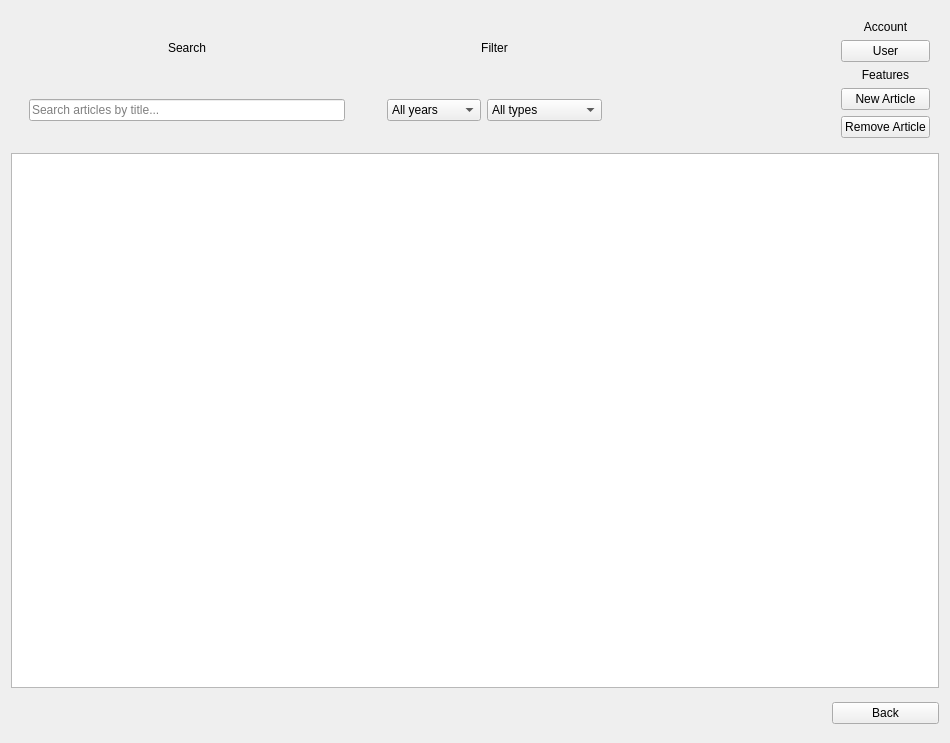
Above: src/components/widgets/article/articleform.ui from DamPhuQuy/Scientific-Article-Management before the change. Below: the same form after it.
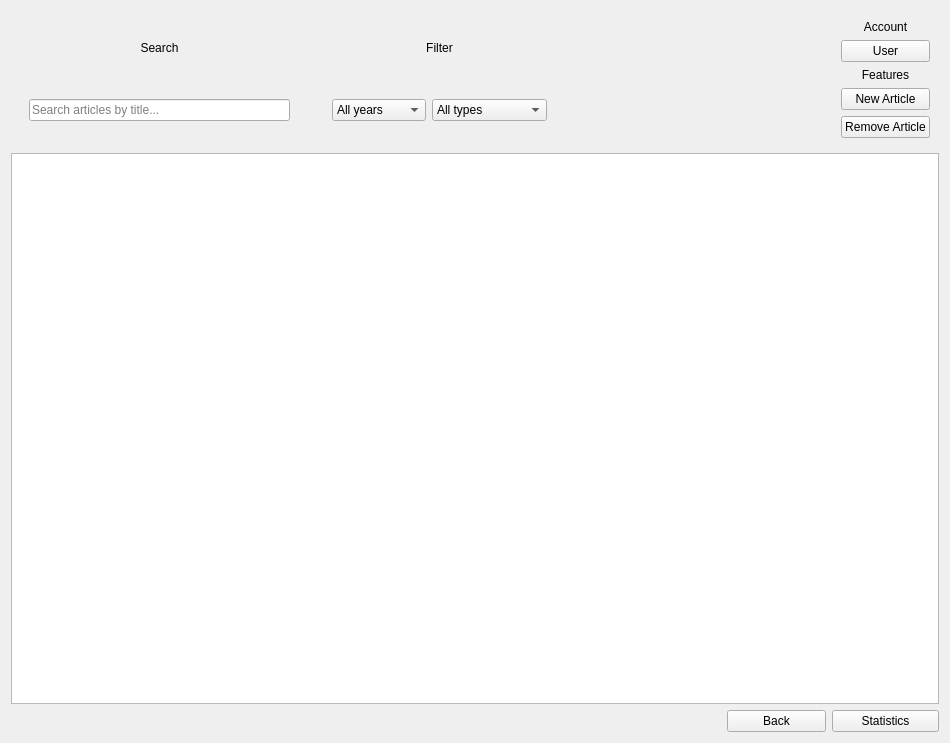
That is the form after the change.

Commit message: feat: Add article management dialogs and forms for details, removal, and statistics.

Diff of the .ui file:
```diff
--- a/src/components/widgets/article/articleform.ui
+++ b/src/components/widgets/article/articleform.ui
@@ -14,33 +14,7 @@
    <string>Article Menu</string>
   </property>
   <layout class="QGridLayout" name="gridLayout_2">
-   <item row="2" column="3">
-    <widget class="QPushButton" name="backBtn">
-     <property name="text">
-      <string>Back</string>
-     </property>
-    </widget>
-   </item>
-   <item row="3" column="0">
-    <layout class="QHBoxLayout" name="paginationLayout">
-     <property name="spacing">
-      <number>8</number>
-     </property>
-     <property name="leftMargin">
-      <number>0</number>
-     </property>
-     <property name="topMargin">
-      <number>0</number>
-     </property>
-     <property name="rightMargin">
-      <number>0</number>
-     </property>
-     <property name="bottomMargin">
-      <number>0</number>
-     </property>
-    </layout>
-   </item>
-   <item row="0" column="0">
+   <item row="0" column="0" colspan="2">
     <widget class="QWidget" name="widget_5" native="true">
      <layout class="QGridLayout" name="gridLayout_3">
       <item row="0" column="0">
@@ -75,7 +49,7 @@
      </layout>
     </widget>
    </item>
-   <item row="0" column="1">
+   <item row="0" column="2">
     <widget class="QWidget" name="widget_4" native="true">
      <layout class="QVBoxLayout" name="verticalLayout">
       <item>
@@ -151,32 +125,7 @@
      </layout>
     </widget>
    </item>
-   <item row="1" column="0" colspan="4">
-    <widget class="QListView" name="articleListView">
-     <property name="minimumSize">
-      <size>
-       <width>200</width>
-       <height>0</height>
-      </size>
-     </property>
-     <property name="flow">
-      <enum>QListView::Flow::LeftToRight</enum>
-     </property>
-     <property name="resizeMode">
-      <enum>QListView::ResizeMode::Adjust</enum>
-     </property>
-     <property name="spacing">
-      <number>16</number>
-     </property>
-     <property name="viewMode">
-      <enum>QListView::ViewMode::ListMode</enum>
-     </property>
-     <property name="wordWrap">
-      <bool>true</bool>
-     </property>
-    </widget>
-   </item>
-   <item row="0" column="2">
+   <item row="0" column="3" colspan="2">
     <spacer name="topBarSpacer">
      <property name="orientation">
       <enum>Qt::Orientation::Horizontal</enum>
@@ -192,7 +141,7 @@
      </property>
     </spacer>
    </item>
-   <item row="0" column="3">
+   <item row="0" column="5">
     <widget class="QWidget" name="widget_6" native="true">
      <layout class="QGridLayout" name="gridLayout">
       <item row="0" column="0">
@@ -248,25 +197,80 @@
      </layout>
     </widget>
    </item>
-   <item row="2" column="0" colspan="3">
-    <widget class="QWidget" name="widget" native="true">
-     <layout class="QHBoxLayout" name="horizontalLayout_2">
-      <item>
-       <spacer name="horizontalSpacer">
-        <property name="orientation">
-         <enum>Qt::Orientation::Horizontal</enum>
-        </property>
-        <property name="sizeHint" stdset="0">
-         <size>
-          <width>40</width>
-          <height>20</height>
-         </size>
-        </property>
-       </spacer>
-      </item>
-     </layout>
+   <item row="1" column="0" colspan="6">
+    <widget class="QListView" name="articleListView">
+     <property name="minimumSize">
+      <size>
+       <width>200</width>
+       <height>0</height>
+      </size>
+     </property>
+     <property name="flow">
+      <enum>QListView::Flow::LeftToRight</enum>
+     </property>
+     <property name="resizeMode">
+      <enum>QListView::ResizeMode::Adjust</enum>
+     </property>
+     <property name="spacing">
+      <number>16</number>
+     </property>
+     <property name="viewMode">
+      <enum>QListView::ViewMode::ListMode</enum>
+     </property>
+     <property name="wordWrap">
+      <bool>true</bool>
+     </property>
     </widget>
    </item>
+   <item row="2" column="0" rowspan="2" colspan="3">
+    <widget class="QWidget" name="widget" native="true"/>
+   </item>
+   <item row="2" column="4" rowspan="2">
+    <widget class="QPushButton" name="backBtn">
+     <property name="text">
+      <string>Back</string>
+     </property>
+    </widget>
+   </item>
+   <item row="2" column="5" rowspan="2">
+    <widget class="QPushButton" name="pushButton">
+     <property name="text">
+      <string>Statistics</string>
+     </property>
+    </widget>
+   </item>
+   <item row="3" column="1" colspan="3">
+    <spacer name="horizontalSpacer">
+     <property name="orientation">
+      <enum>Qt::Orientation::Horizontal</enum>
+     </property>
+     <property name="sizeHint" stdset="0">
+      <size>
+       <width>564</width>
+       <height>17</height>
+      </size>
+     </property>
+    </spacer>
+   </item>
+   <item row="4" column="0" colspan="2">
+    <layout class="QHBoxLayout" name="paginationLayout">
+     <property name="spacing">
+      <number>8</number>
+     </property>
+     <property name="leftMargin">
+      <number>0</number>
+     </property>
+     <property name="topMargin">
+      <number>0</number>
+     </property>
+     <property name="rightMargin">
+      <number>0</number>
+     </property>
+     <property name="bottomMargin">
+      <number>0</number>
+     </property>
+    </layout>
+   </item>
   </layout>
  </widget>
  <resources/>
```
The commit also changes 38 other files.
